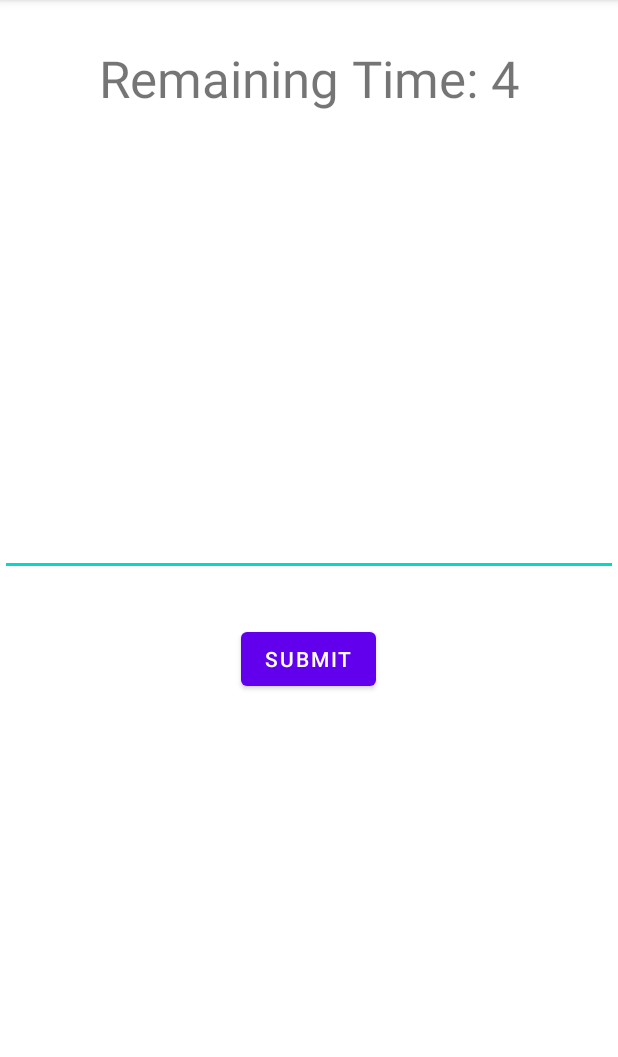
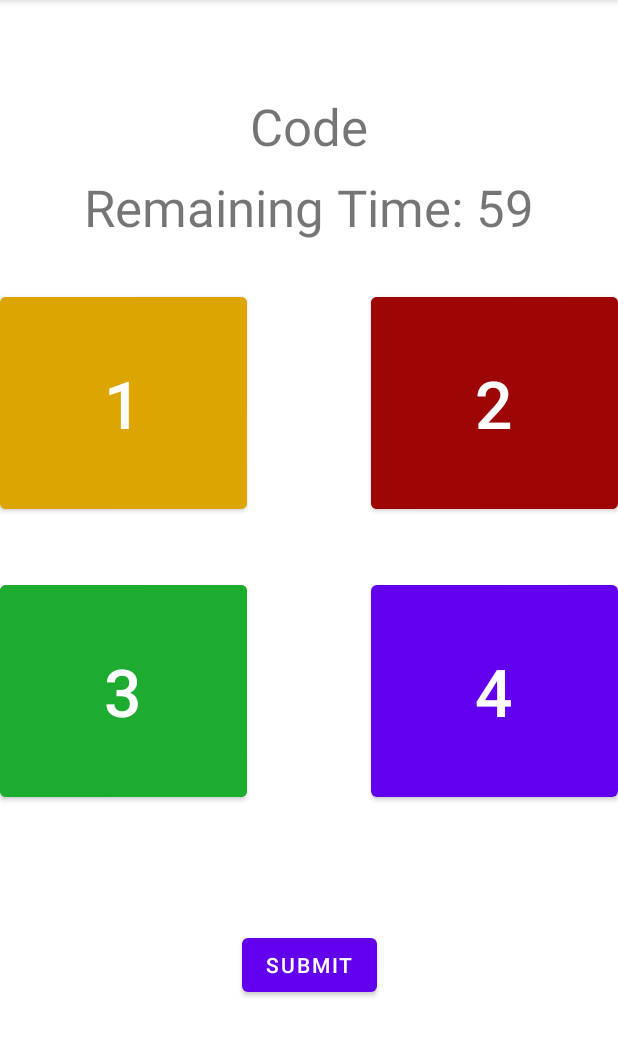
Before and after one commit to S00210475/Safety-Check, an Android app: the first screen one second after launch (MainActivity), on a phone screen of 412 x 824 dp, the part 84-1141 px from its top. Run offline under Robolectric (Android 15) with nearby library versions, the phone set to English and light mode, and no system bars; libraries missing offline, so code that uses them is left out: javax.mail, javax.mail.internet.

Commit message:
New Button Input

```diff
--- a/app/src/main/java/com/example/safetycheck/MainActivity.java
+++ b/app/src/main/java/com/example/safetycheck/MainActivity.java
@@ -1,6 +1,5 @@
 package com.example.safetycheck;
 import androidx.appcompat.app.AppCompatActivity;
-
 import android.content.Intent;
 import android.os.Bundle;
 import android.os.CountDownTimer;
@@ -11,9 +10,7 @@ import android.widget.Button;
 import android.widget.EditText;
 import android.widget.TextView;
 import android.widget.Toast;
-
 import java.util.Properties;
-
 import javax.mail.MessagingException;
 import javax.mail.PasswordAuthentication;
 import javax.mail.Session;
@@ -23,21 +20,27 @@ import javax.mail.internet.MimeMessage;
 
 public class MainActivity extends AppCompatActivity {
     private EditText passwordEditText;
-    private Button submitButton;
+    private Button submitButton, buttonOne, buttonTwo, buttonThree, buttonFour;
     private TextView remainingTimeTextView;
-    private int remainingTime;
+    private int remainingTime, startingTime = 60000;
     private CountDownTimer timer;
+    String password ="", correctPassword = "1234";
 
     @Override
     protected void onCreate(Bundle savedInstanceState) {
         super.onCreate(savedInstanceState);
-        setContentView(R.layout.activity_main);
+        setContentView(R.layout.newactivity);
+        Log.i("Test", "Buttons being found");
 
-        passwordEditText = findViewById(R.id.PasswordEditText);
-        submitButton = findViewById(R.id.Submit);
+        buttonOne = findViewById(R.id.btn1);
+        buttonTwo = findViewById(R.id.btn2);
+        buttonThree = findViewById(R.id.btn3);
+        buttonFour = findViewById(R.id.btn4);
         remainingTimeTextView = findViewById(R.id.remainingTimeTextView);
+        submitButton = findViewById(R.id.submit);
+        Log.i("Test", "Buttons found");
 
-        timer = new CountDownTimer(5000, 1000) {
+        timer = new CountDownTimer(startingTime, 1000) {
             public void onTick(long millisUntilFinished) {
                 remainingTime = (int) millisUntilFinished / 1000;
                 remainingTimeTextView.setText("Remaining Time: " + remainingTime);
@@ -52,17 +55,46 @@ public class MainActivity extends AppCompatActivity {
             }
         }.start();
 
+
+
         submitButton.setOnClickListener(new View.OnClickListener() {
             @Override
             public void onClick(View v) {
-                String password = passwordEditText.getText().toString();
 
-                if (password.equals("correctpassword")) {
+                if (password.equals(correctPassword)) {
                     timer.cancel();
+                    timer.start();
                     Toast.makeText(MainActivity.this, "Password Correct", Toast.LENGTH_SHORT).show();
+                    password = "";
                 } else {
+                    Log.i("Test", password);
                     Toast.makeText(MainActivity.this, "Password Incorrect", Toast.LENGTH_SHORT).show();
+                    password = "";
                 }
+            }
+        });
+        buttonOne.setOnClickListener(new View.OnClickListener() {
+            @Override
+            public void onClick(View v) {
+                password = password + "1";
+            }
+        });
+        buttonTwo.setOnClickListener(new View.OnClickListener() {
+            @Override
+            public void onClick(View v) {
+                password = password + "2";
+            }
+        });
+        buttonThree.setOnClickListener(new View.OnClickListener() {
+            @Override
+            public void onClick(View v) {
+                password = password + "3";
+            }
+        });
+        buttonFour.setOnClickListener(new View.OnClickListener() {
+            @Override
+            public void onClick(View v) {
+                password = password + "4";
             }
         });
     }
@@ -70,10 +102,10 @@ public class MainActivity extends AppCompatActivity {
     private void sendEmail() {
         Log.i("Test", "Send Email Start");
         String host="mail.javatpoint.com";
-        final String user="safetycheckapplication@gmail.com";//change accordingly
-        final String password="GDSC2023";//change accordingly
+        final String user="";//change accordingly
+        final String password="";//change accordingly
 
-        String to="chriscurran01@gmail.com";//change accordingly
+        String to="";//change accordingly
         Log.i("Test", "Properties Start");
         //Get the session object
         Properties props = new Properties();
--- a/app/src/main/res/layout/activity_main.xml
+++ /dev/null
@@ -1,61 +0,0 @@
-<?xml version="1.0" encoding="utf-8"?>
-<androidx.constraintlayout.widget.ConstraintLayout xmlns:android="http://schemas.android.com/apk/res/android"
-    xmlns:app="http://schemas.android.com/apk/res-auto"
-    xmlns:tools="http://schemas.android.com/tools"
-    android:layout_width="match_parent"
-    android:layout_height="match_parent"
-    tools:context=".MainActivity">
-
-    <EditText
-        android:id="@+id/PasswordEditText"
-        android:layout_width="0dp"
-        android:layout_height="0dp"
-        android:ems="10"
-        android:inputType="textPassword"
-        app:layout_constraintBottom_toTopOf="@+id/guideline3"
-        app:layout_constraintEnd_toEndOf="parent"
-        app:layout_constraintHorizontal_bias="0.0"
-        app:layout_constraintStart_toStartOf="parent"
-        app:layout_constraintTop_toTopOf="@+id/guideline2" />
-
-    <androidx.constraintlayout.widget.Guideline
-        android:id="@+id/guideline2"
-        android:layout_width="wrap_content"
-        android:layout_height="wrap_content"
-        android:orientation="horizontal"
-        app:layout_constraintGuide_percent="0.4" />
-
-    <androidx.constraintlayout.widget.Guideline
-        android:id="@+id/guideline3"
-        android:layout_width="wrap_content"
-        android:layout_height="wrap_content"
-        android:orientation="horizontal"
-        app:layout_constraintGuide_percent="0.5" />
-
-    <Button
-        android:id="@+id/Submit"
-        android:layout_width="wrap_content"
-        android:layout_height="wrap_content"
-        android:text="Submit"
-        app:layout_constraintBottom_toBottomOf="parent"
-        app:layout_constraintEnd_toEndOf="parent"
-        app:layout_constraintHorizontal_bias="0.498"
-        app:layout_constraintStart_toStartOf="parent"
-        app:layout_constraintTop_toBottomOf="@+id/PasswordEditText"
-        app:layout_constraintVertical_bias="0.094" />
-
-    <TextView
-        android:id="@+id/remainingTimeTextView"
-        android:layout_width="0dp"
-        android:layout_height="wrap_content"
-        android:text="0"
-        android:textAlignment="center"
-        android:textSize="34sp"
-        app:layout_constraintBottom_toTopOf="@+id/PasswordEditText"
-        app:layout_constraintEnd_toEndOf="parent"
-        app:layout_constraintHorizontal_bias="0.0"
-        app:layout_constraintStart_toStartOf="parent"
-        app:layout_constraintTop_toTopOf="parent"
-        app:layout_constraintVertical_bias="0.113" />
-
-</androidx.constraintlayout.widget.ConstraintLayout>
--- a/app/src/main/res/layout/newactivity.xml
+++ b/app/src/main/res/layout/newactivity.xml
@@ -4,6 +4,20 @@
     xmlns:tools="http://schemas.android.com/tools"
     android:layout_width="match_parent"
     android:layout_height="match_parent">
+
+    <TextView
+        android:id="@+id/remainingTimeTextView"
+        android:layout_width="0dp"
+        android:layout_height="0dp"
+        android:text="0"
+        android:textAlignment="center"
+        android:textSize="34sp"
+        app:layout_constraintBottom_toTopOf="@+id/guideline15"
+        app:layout_constraintEnd_toEndOf="parent"
+        app:layout_constraintHorizontal_bias="0.0"
+        app:layout_constraintStart_toStartOf="parent"
+        app:layout_constraintTop_toTopOf="@+id/guideline13"
+        app:layout_constraintVertical_bias="0.113" />
 
     <Button
         android:id="@+id/btn1"
@@ -16,6 +30,17 @@
         app:layout_constraintEnd_toStartOf="@+id/guideline5"
         app:layout_constraintStart_toStartOf="parent"
         app:layout_constraintTop_toTopOf="@+id/guideline10" />
+
+    <Button
+        android:id="@+id/submit"
+        android:layout_width="wrap_content"
+        android:layout_height="wrap_content"
+        android:text="Submit"
+        app:layout_constraintBottom_toBottomOf="parent"
+        app:layout_constraintEnd_toEndOf="parent"
+        app:layout_constraintStart_toStartOf="parent"
+        app:layout_constraintTop_toTopOf="@+id/guideline8"
+        app:layout_constraintVertical_bias="0.45" />
 
     <Button
         android:id="@+id/btn3"
@@ -145,4 +170,11 @@
         android:layout_height="wrap_content"
         android:orientation="horizontal"
         app:layout_constraintGuide_percent="0.08" />
+
+    <androidx.constraintlayout.widget.Guideline
+        android:id="@+id/guideline15"
+        android:layout_width="wrap_content"
+        android:layout_height="wrap_content"
+        android:orientation="horizontal"
+        app:layout_constraintGuide_percent="0.22" />
 </androidx.constraintlayout.widget.ConstraintLayout>
```
